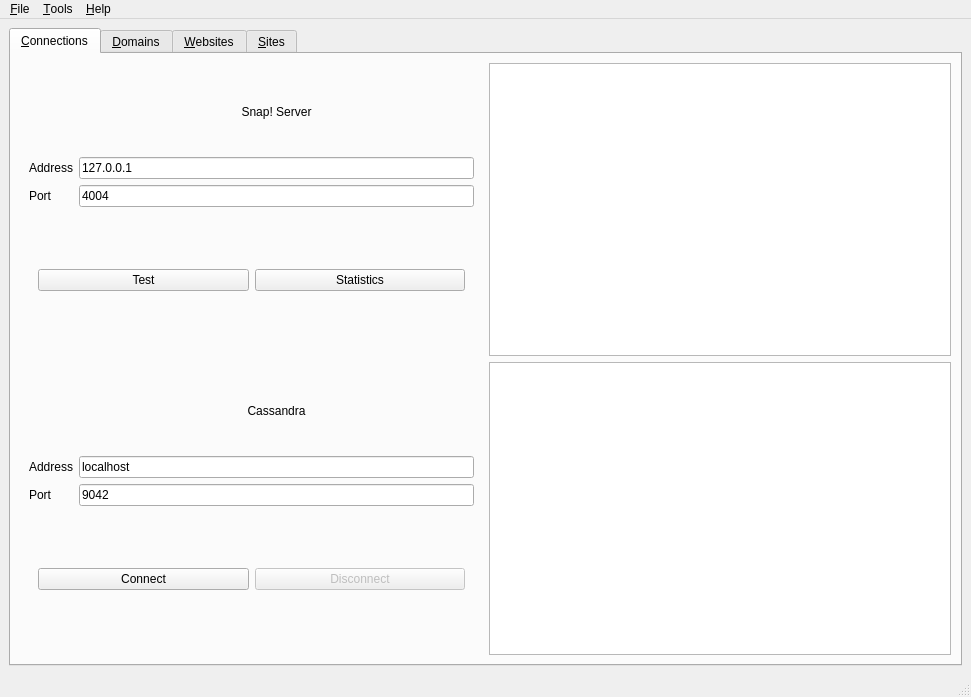
Above: snapwebsites/snapmanager/src/snap-manager-mainwindow.ui from m2osw/snapcpp before the change. Below: the same form after it.
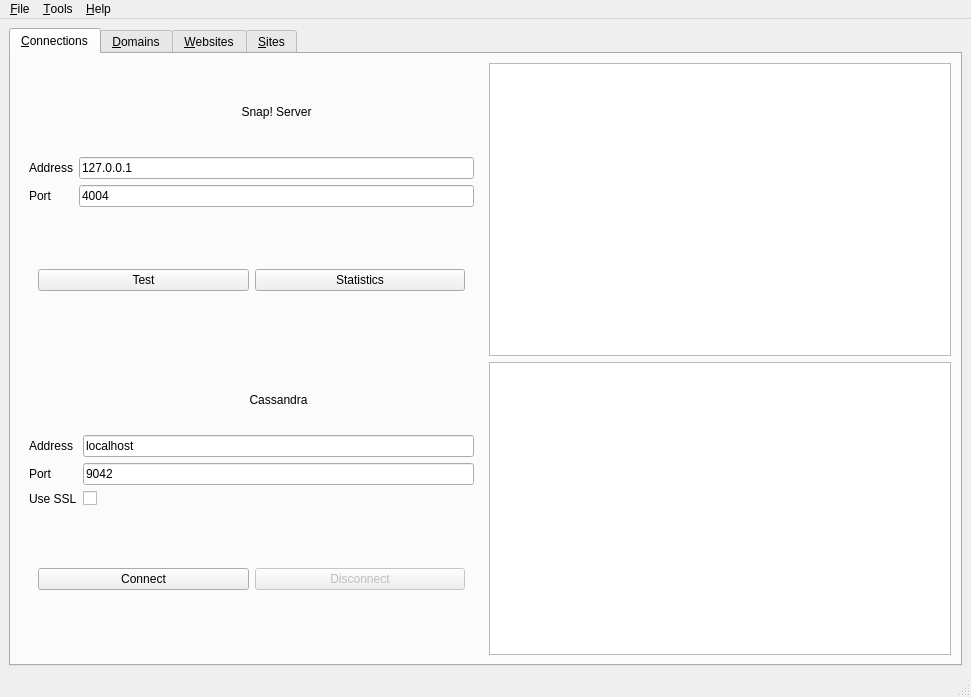
That is the form after the change. The open tabs and pages were chosen to show the change.

Commit message:
SNAP-440: SSL keys dir is now automatic.
Moved the keys dir into QCassandraSession (which has a default of
"/var/lib/snapwebsites/keys", and can be overridden).
Now the "snapcreatecontent" tool will add SSL keys if "cassandra_use_ssl" is
turned on in the snapdbproxy config.
Updated "snapmanager" so that it also turns on SSL.

The edit to the form file:
```diff
--- a/snapwebsites/snapmanager/src/snap-manager-mainwindow.ui
+++ b/snapwebsites/snapmanager/src/snap-manager-mainwindow.ui
@@ -125,14 +125,14 @@
           <layout class="QVBoxLayout" name="verticalLayout_5">
            <item>
             <layout class="QGridLayout" name="gridLayout_1">
-             <item row="1" column="1">
+             <item row="1" column="3">
               <widget class="QLineEdit" name="cassandraHost">
                <property name="text">
                 <string>localhost</string>
                </property>
               </widget>
              </item>
-             <item row="2" column="1">
+             <item row="2" column="3">
               <widget class="QLineEdit" name="cassandraPort">
                <property name="text">
                 <string>9042</string>
@@ -153,7 +153,7 @@
                </property>
               </widget>
              </item>
-             <item row="0" column="1">
+             <item row="0" column="3">
               <widget class="QLabel" name="label_3">
                <property name="text">
                 <string>Cassandra</string>
@@ -163,6 +163,20 @@
                </property>
               </widget>
              </item>
+             <item row="3" column="0">
+              <widget class="QLabel" name="label_15">
+               <property name="text">
+                <string>Use SSL</string>
+               </property>
+              </widget>
+             </item>
+             <item row="3" column="3">
+              <widget class="QCheckBox" name="useSSLCB">
+               <property name="text">
+                <string/>
+               </property>
+              </widget>
+             </item>
             </layout>
            </item>
            <item>
```
Left out of the diff: 10 changed lines with no effect on the pictures. The commit also changes 7 other files.
